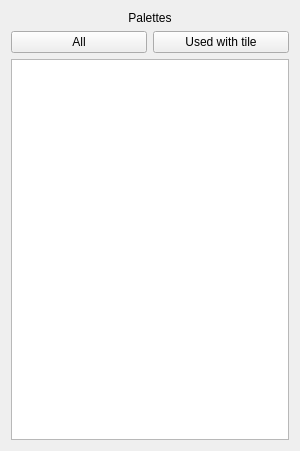
The window that TilesetEditor/fragmentpalettes.ui (diegofps/tileset_editor) describes before a commit, drawn with Qt 5.
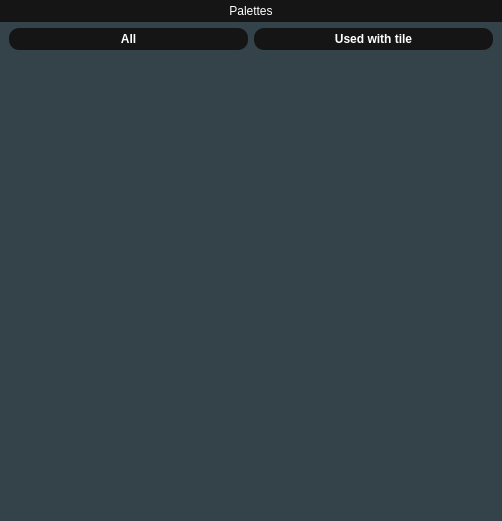
The same window after the commit.

```diff
--- a/TilesetEditor/fragmentpalettes.ui
+++ b/TilesetEditor/fragmentpalettes.ui
@@ -6,56 +6,179 @@
    <rect>
     <x>0</x>
     <y>0</y>
-    <width>300</width>
-    <height>451</height>
+    <width>502</width>
+    <height>521</height>
    </rect>
   </property>
   <property name="windowTitle">
    <string>Form</string>
   </property>
-  <layout class="QVBoxLayout" name="verticalLayout">
+  <layout class="QVBoxLayout" name="verticalLayout_2">
+   <property name="spacing">
+    <number>0</number>
+   </property>
+   <property name="leftMargin">
+    <number>0</number>
+   </property>
+   <property name="topMargin">
+    <number>0</number>
+   </property>
+   <property name="rightMargin">
+    <number>0</number>
+   </property>
+   <property name="bottomMargin">
+    <number>0</number>
+   </property>
    <item>
-    <widget class="QLabel" name="label_2">
+    <widget class="QFrame" name="frame">
+     <property name="styleSheet">
+      <string notr="true">background-color: rgb(52, 66, 74);</string>
+     </property>
+     <property name="frameShape">
+      <enum>QFrame::NoFrame</enum>
+     </property>
+     <property name="frameShadow">
+      <enum>QFrame::Plain</enum>
+     </property>
+     <property name="lineWidth">
+      <number>0</number>
+     </property>
+     <layout class="QVBoxLayout" name="verticalLayout_3">
+      <property name="leftMargin">
+       <number>0</number>
+      </property>
+      <property name="topMargin">
+       <number>0</number>
+      </property>
+      <property name="rightMargin">
+       <number>0</number>
+      </property>
+      <property name="bottomMargin">
+       <number>0</number>
+      </property>
+      <item>
+       <widget class="QLabel" name="label">
      <property name="sizePolicy">
       <sizepolicy hsizetype="Preferred" vsizetype="Fixed">
        <horstretch>0</horstretch>
        <verstretch>0</verstretch>
       </sizepolicy>
      </property>
+        <property name="styleSheet">
+         <string notr="true">background-color: #151515;
+color: #ffffff;
+padding: 4px;</string>
+        </property>
      <property name="text">
       <string>Palettes</string>
      </property>
      <property name="alignment">
       <set>Qt::AlignCenter</set>
      </property>
+        <property name="margin">
+         <number>0</number>
+        </property>
     </widget>
    </item>
    <item>
-    <layout class="QHBoxLayout" name="horizontalLayout_2">
+       <layout class="QVBoxLayout" name="verticalLayout">
+        <property name="leftMargin">
+         <number>9</number>
+        </property>
+        <property name="rightMargin">
+         <number>9</number>
+        </property>
      <item>
-      <widget class="QPushButton" name="pushButton_3">
+         <layout class="QHBoxLayout" name="horizontalLayout">
+          <item>
+           <widget class="QPushButton" name="btAll">
+            <property name="styleSheet">
+             <string notr="true">QPushButton {
+    background-color: rgb(21, 21, 21);
+    color: white;
+    border-width: 0px;
+    border-radius: 10px;
+    font: bold 12px;
+    padding: 4px;
+}
+
+QPushButton#evilButton:pressed {
+    background-color: rgb(9, 36, 78);
+}
+
+QPushButton#evilButton:checked {
+    background-color: rgb(86, 145, 236);
+}</string>
+            </property>
        <property name="text">
         <string>All</string>
        </property>
+            <property name="checkable">
+             <bool>true</bool>
+            </property>
+            <property name="checked">
+             <bool>true</bool>
+            </property>
+            <property name="autoDefault">
+             <bool>true</bool>
+            </property>
+            <property name="default">
+             <bool>false</bool>
+            </property>
+            <property name="flat">
+             <bool>false</bool>
+            </property>
       </widget>
      </item>
      <item>
-      <widget class="QPushButton" name="pushButton_4">
+           <widget class="QPushButton" name="btUnlinked">
+            <property name="styleSheet">
+             <string notr="true">QPushButton {
+    background-color: rgb(21, 21, 21);
+    color: white;
+    border-width: 0px;
+    border-radius: 10px;
+    font: bold 12px;
+    padding: 4px;
+}
+
+QPushButton#evilButton:pressed {
+    background-color: rgb(9, 36, 78);
+}
+
+QPushButton#evilButton:checked {
+    background-color: rgb(86, 145, 236);
+}</string>
+            </property>
        <property name="text">
         <string>Used with tile</string>
        </property>
+            <property name="checkable">
+             <bool>true</bool>
+            </property>
+            <property name="default">
+             <bool>false</bool>
+            </property>
       </widget>
      </item>
     </layout>
    </item>
    <item>
     <widget class="QListView" name="listView">
-     <property name="sizePolicy">
-      <sizepolicy hsizetype="Preferred" vsizetype="Preferred">
-       <horstretch>0</horstretch>
-       <verstretch>1</verstretch>
-      </sizepolicy>
-     </property>
+          <property name="frameShape">
+           <enum>QFrame::NoFrame</enum>
+          </property>
+          <property name="frameShadow">
+           <enum>QFrame::Plain</enum>
+          </property>
+          <property name="lineWidth">
+           <number>0</number>
+          </property>
+         </widget>
+        </item>
+       </layout>
+      </item>
+     </layout>
     </widget>
    </item>
   </layout>
```
Lines whose indentation alone changed are shown as unchanged.
